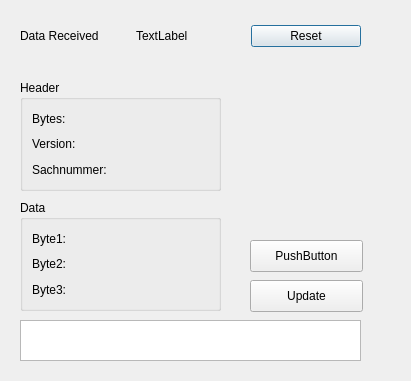
This is mydialog.ui in lj8385174/terminalQt as Qt 5 draws it before an edit. The edited form follows.
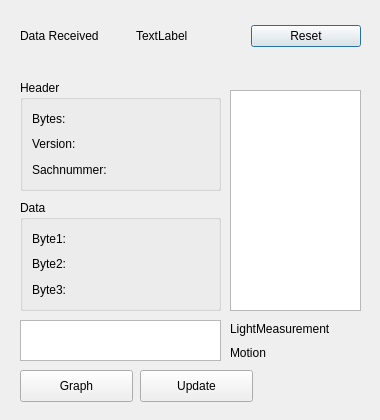
This is the edited form.

Commit message: reduce amount of data in the stream, add ledset analysis

Diff of the .ui file:
```diff
--- a/mydialog.ui
+++ b/mydialog.ui
@@ -6,8 +6,8 @@
    <rect>
     <x>0</x>
     <y>0</y>
-    <width>411</width>
-    <height>381</height>
+    <width>380</width>
+    <height>420</height>
    </rect>
   </property>
   <property name="windowTitle">
@@ -49,14 +49,14 @@
   <widget class="QPushButton" name="pushButton">
    <property name="geometry">
     <rect>
-     <x>250</x>
-     <y>240</y>
+     <x>20</x>
+     <y>370</y>
      <width>113</width>
      <height>32</height>
     </rect>
    </property>
    <property name="text">
-    <string>PushButton</string>
+    <string>Graph</string>
    </property>
   </widget>
   <widget class="QGroupBox" name="groupBox">
@@ -118,7 +118,7 @@
     <rect>
      <x>20</x>
      <y>320</y>
-     <width>341</width>
+     <width>201</width>
      <height>41</height>
     </rect>
    </property>
@@ -141,8 +141,8 @@
   <widget class="QPushButton" name="Update">
    <property name="geometry">
     <rect>
-     <x>250</x>
-     <y>280</y>
+     <x>140</x>
+     <y>370</y>
      <width>113</width>
      <height>32</height>
     </rect>
@@ -205,6 +205,66 @@
     </item>
    </layout>
   </widget>
+  <widget class="QPlainTextEdit" name="EventList">
+   <property name="geometry">
+    <rect>
+     <x>230</x>
+     <y>90</y>
+     <width>131</width>
+     <height>221</height>
+    </rect>
+   </property>
+   <property name="sizePolicy">
+    <sizepolicy hsizetype="Preferred" vsizetype="Preferred">
+     <horstretch>0</horstretch>
+     <verstretch>0</verstretch>
+    </sizepolicy>
+   </property>
+   <property name="maximumSize">
+    <size>
+     <width>341</width>
+     <height>16777215</height>
+    </size>
+   </property>
+   <property name="sizeAdjustPolicy">
+    <enum>QAbstractScrollArea::AdjustToContents</enum>
+   </property>
+   <property name="documentTitle">
+    <string/>
+   </property>
+   <property name="centerOnScroll">
+    <bool>false</bool>
+   </property>
+   <property name="placeholderText">
+    <string/>
+   </property>
+  </widget>
+  <widget class="QWidget" name="">
+   <property name="geometry">
+    <rect>
+     <x>230</x>
+     <y>320</y>
+     <width>131</width>
+     <height>41</height>
+    </rect>
+   </property>
+   <layout class="QVBoxLayout" name="verticalLayout">
+    <item>
+     <widget class="QLabel" name="LightMeasurement">
+      <property name="text">
+       <string>LightMeasurement</string>
+      </property>
+     </widget>
+    </item>
+    <item>
+     <widget class="QLabel" name="Motion">
+      <property name="text">
+       <string>Motion</string>
+      </property>
+     </widget>
+    </item>
+   </layout>
+  </widget>
  </widget>
  <resources/>
  <connections/>
```
The commit also changes 2 other files.
